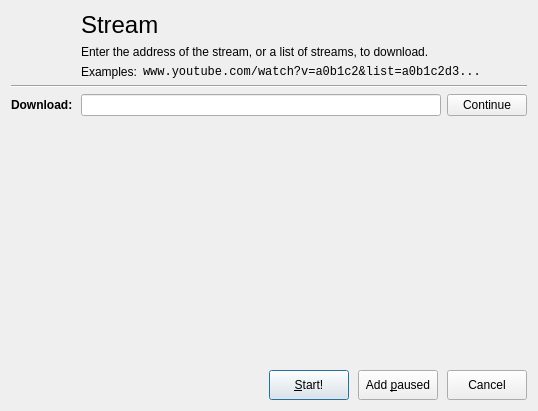
Above: src/dialogs/addstreamdialog.ui from setvisible/ArrowDL before the change. Below: the same form after it.
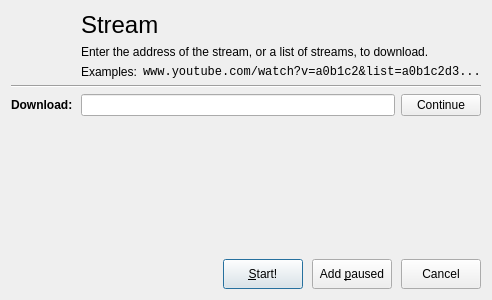
That is the form after the change. Icons and pictures are not drawn. Custom widgets are drawn as their Qt base class.

```diff
--- a/src/dialogs/addstreamdialog.ui
+++ b/src/dialogs/addstreamdialog.ui
@@ -6,14 +6,14 @@
    <rect>
     <x>0</x>
     <y>0</y>
-    <width>538</width>
-    <height>411</height>
+    <width>476</width>
+    <height>300</height>
    </rect>
   </property>
   <property name="modal">
    <bool>true</bool>
   </property>
-  <layout class="QVBoxLayout" name="verticalLayout" stretch="1,0,0">
+  <layout class="QVBoxLayout" name="verticalLayout">
    <item>
     <layout class="QGridLayout" name="gridLayout" rowstretch="0,0,0,0,0,0,1" columnstretch="0,1">
      <item row="1" column="1">
@@ -97,12 +97,6 @@
      </item>
      <item row="6" column="0" colspan="2">
       <widget class="StreamListWidget" name="streamListWidget" native="true">
-       <property name="minimumSize">
-        <size>
-         <width>40</width>
-         <height>100</height>
-        </size>
-       </property>
        <property name="focusPolicy">
         <enum>Qt::StrongFocus</enum>
        </property>
@@ -140,12 +134,6 @@
    </item>
    <item>
     <widget class="UrlFormWidget" name="urlFormWidget" native="true">
-     <property name="minimumSize">
-      <size>
-       <width>40</width>
-       <height>100</height>
-      </size>
-     </property>
      <property name="focusPolicy">
       <enum>Qt::StrongFocus</enum>
      </property>
```
